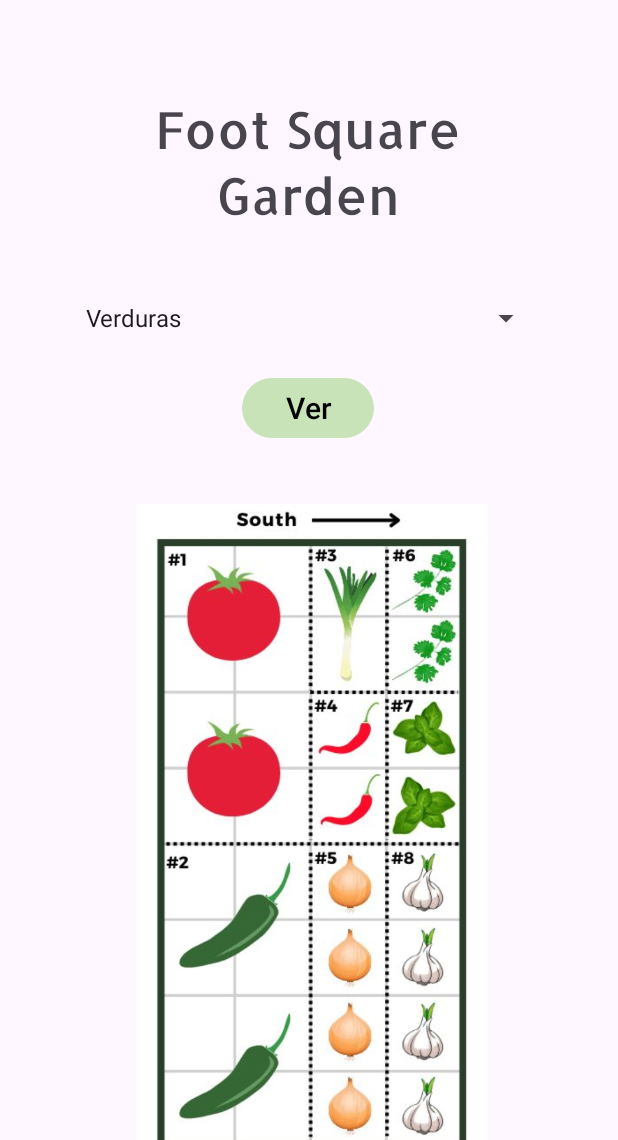
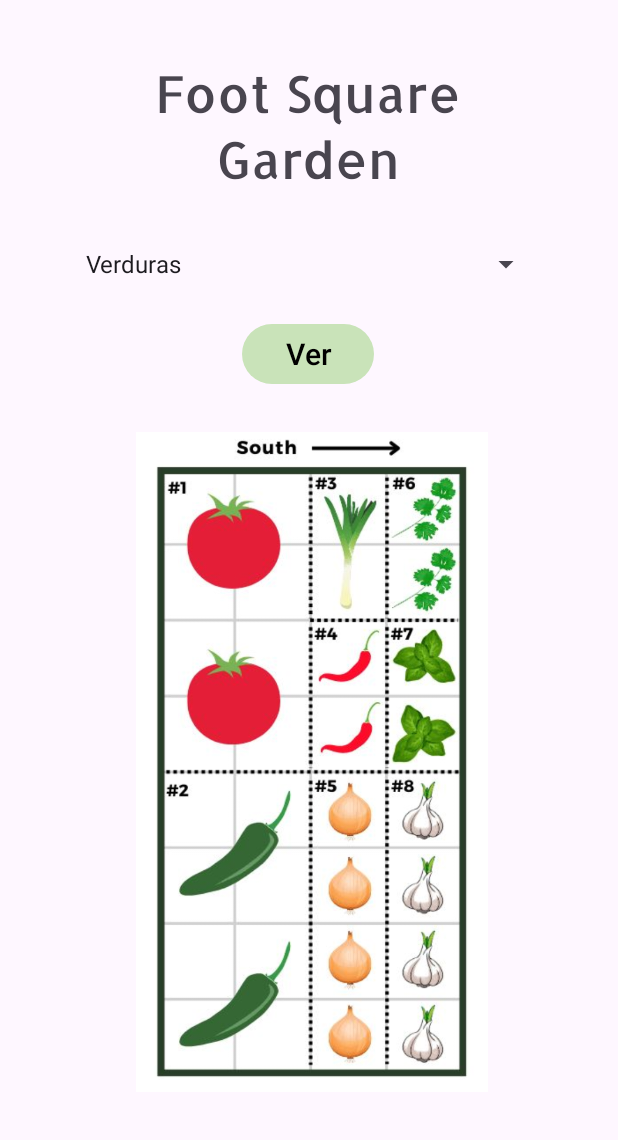
Before and after one commit to Nataliapaaz/seedplanner, an Android app: the fragment FootSquare placed in its activity, on a phone screen of 412 x 824 dp, the part 96-1236 px from its top. Run offline under Robolectric (Android 15) with nearby library versions, the phone set to English and light mode, and no system bars.

Commit message:
Ahora si funciona!! :D

```diff
--- a/app/src/main/java/com/example/seedplanner/FootSquare.java
+++ b/app/src/main/java/com/example/seedplanner/FootSquare.java
@@ -8,6 +8,7 @@ import android.view.LayoutInflater;
 import android.view.View;
 import android.view.ViewGroup;
 import android.widget.AdapterView;
+import android.widget.ArrayAdapter;
 import android.widget.Button;
 import android.widget.ImageView;
 import android.widget.Spinner;
@@ -26,17 +27,23 @@ public class FootSquare extends Fragment {
         imageView = view.findViewById(R.id.imageView4);
         verButton = view.findViewById(R.id.ver);
 
+        ArrayAdapter<CharSequence> adapter = ArrayAdapter.createFromResource(requireContext(), R.array.opciones, android.R.layout.simple_spinner_item);
+        adapter.setDropDownViewResource(android.R.layout.simple_spinner_dropdown_item);
+        opciones.setAdapter(adapter);
+
         opciones.setOnItemSelectedListener(new AdapterView.OnItemSelectedListener() {
             @Override
             public void onItemSelected(AdapterView<?> parentView, View selectedItemView, int position, long id) {
                 // Opción del Spinner
                 String opcionSeleccionada = opciones.getSelectedItem().toString();
 
-                // Cambiar la imagen cuando se selecciona una opción
-                if (opcionSeleccionada.equals("Verdura")) {
+                // Cambiar la imagen
+                if (opcionSeleccionada.equals("Verduras")) {
                     imageView.setImageResource(R.drawable.verduras);
                 } else if (opcionSeleccionada.equals("Hierbas")) {
                     imageView.setImageResource(R.drawable.hierbas);
+                } else {
+                    imageView.setImageResource(0);
                 }
             }
 
--- a/app/src/main/res/layout/fragment_foot_square.xml
+++ b/app/src/main/res/layout/fragment_foot_square.xml
@@ -14,7 +14,7 @@
             android:id="@+id/textView16"
             android:layout_width="248dp"
             android:layout_height="100dp"
-            android:layout_marginTop="64dp"
+            android:layout_marginTop="40dp"
             android:fontFamily="@font/allerta"
             android:text="@string/footsquare"
             android:textAlignment="center"
@@ -28,7 +28,7 @@
             android:id="@+id/opciones"
             android:layout_width="312dp"
             android:layout_height="32dp"
-            android:layout_marginTop="32dp"
+            android:layout_marginTop="20dp"
             android:entries="@array/opciones"
             app:layout_constraintEnd_toEndOf="parent"
             app:layout_constraintHorizontal_bias="0.494"
@@ -39,7 +39,7 @@
             android:id="@+id/imageView4"
             android:layout_width="253dp"
             android:layout_height="440dp"
-            android:layout_marginTop="336dp"
+            android:layout_marginTop="288dp"
             android:src="@drawable/verduras"
             app:layout_constraintEnd_toEndOf="parent"
             app:layout_constraintHorizontal_bias="0.512"
```
